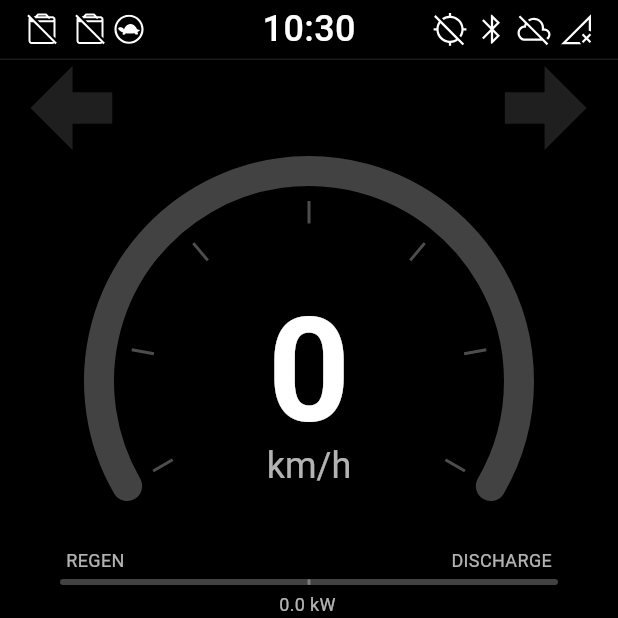
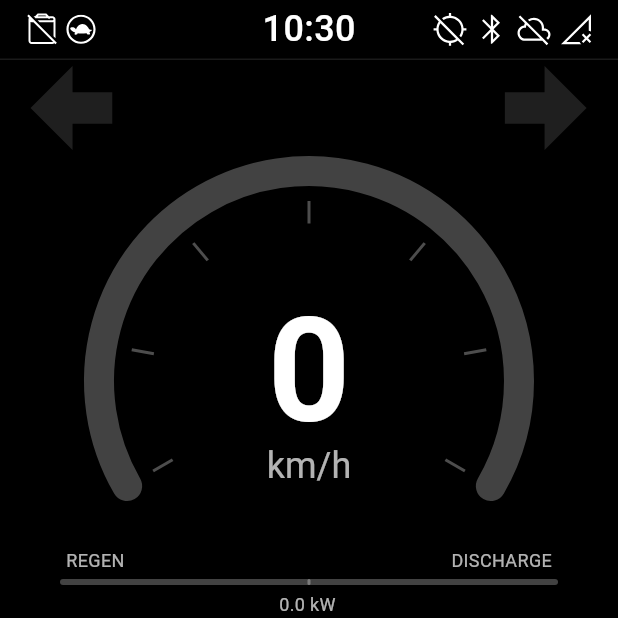
Before and after one commit to ligustah/scootui, a Flutter app: the screen it shows after launch, on a phone screen of 412 x 824 dp, the top half of it. Run offline on Flutter 3.47's test engine with Material 3 defaults, Android fonts, the phone set to English and light mode, and no system bars; drawn by our look-alikes of oktoast; our stand-ins replace dio, equatable, flutter_bloc, flutter_map, flutter_svg, freezed_annotation and 4 more; missing offline and left inert: analyzer, build, flutter_map_animations, google_polyline_algorithm, mbtiles, rbush and 5 more.

Commit message:
fix: hide non-present battery:1

```diff
--- a/lib/widgets/status_bars/battery_display.dart
+++ b/lib/widgets/status_bars/battery_display.dart
@@ -178,7 +178,12 @@ class BatteryStatusDisplay extends StatelessWidget {
 }
 
 class CombinedBatteryDisplay extends StatefulWidget {
-  const CombinedBatteryDisplay({super.key});
+  final bool showNonPresentBattery1;
+
+  const CombinedBatteryDisplay({
+    super.key,
+    this.showNonPresentBattery1 = false,
+  });
 
   @override
   State<CombinedBatteryDisplay> createState() => _CombinedBatteryDisplayState();
@@ -227,12 +232,17 @@ class _CombinedBatteryDisplayState extends State<CombinedBatteryDisplay> {
     final showTurtle = battery0.charge <= 10;
     final iconColor = isDark ? Colors.white : Colors.black;
 
+    // Show battery:1 only if present or explicitly requested
+    final showBattery1 = battery1.present || widget.showNonPresentBattery1;
+
     return Row(
       mainAxisSize: MainAxisSize.min,
       children: [
         BatteryStatusDisplay(battery: battery0),
-        const SizedBox(width: 8),
-        BatteryStatusDisplay(battery: battery1),
+        if (showBattery1) ...[
+          const SizedBox(width: 4),
+          BatteryStatusDisplay(battery: battery1),
+        ],
         if (showTurtle) ...[
           const SizedBox(width: 4),
           SvgPicture.asset(
```
